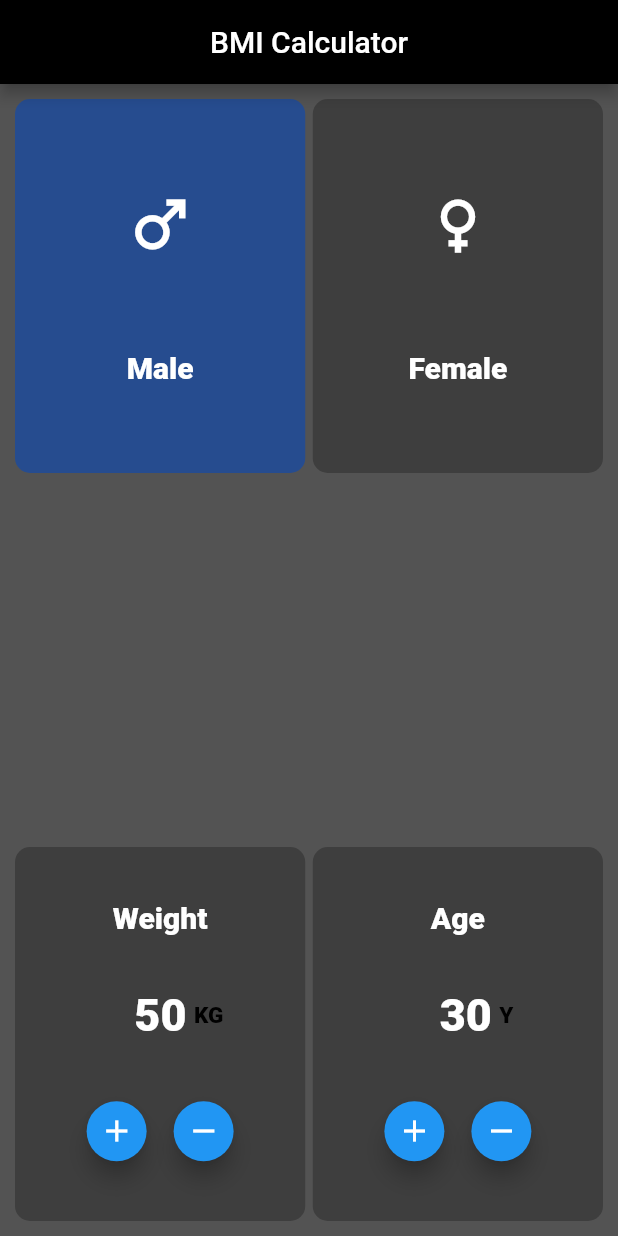
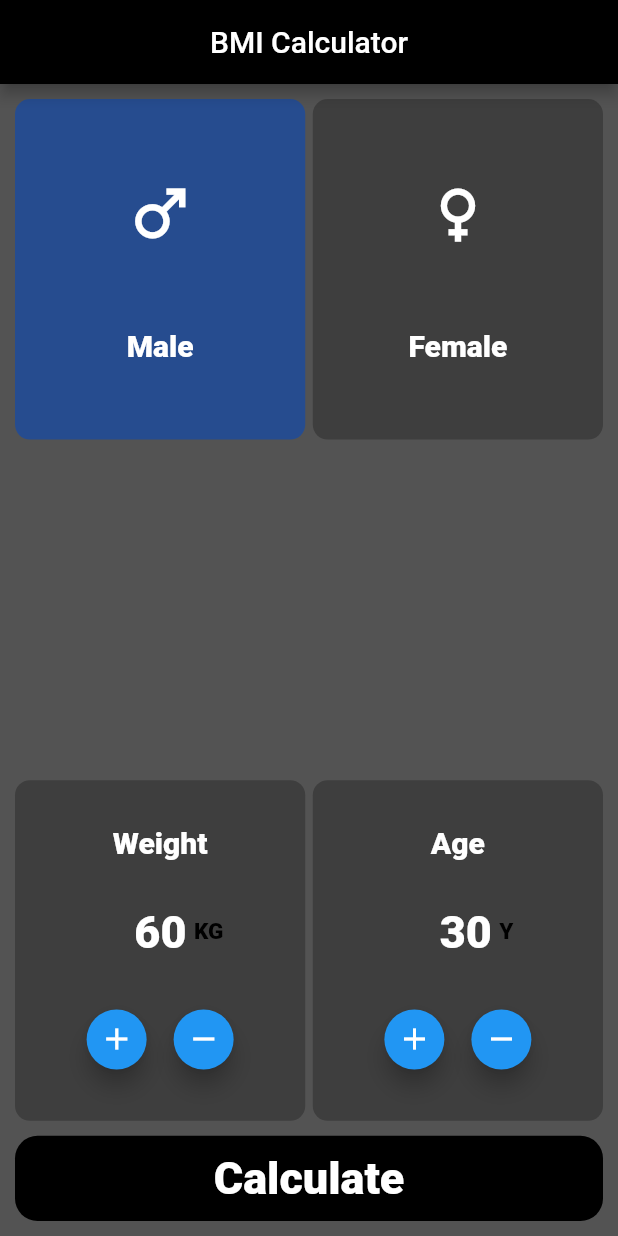
Before and after one commit to RamezHamdiSaeed/MyFlutterReference, a Flutter app: the screen it shows after launch, on a phone screen of 412 x 824 dp. Run offline on Flutter 3.47's test engine with Material 2 defaults, Android fonts, the light colour scheme and no system bars.

Commit message:
adding the router button to result screen

```diff
--- a/lib/app/components/counter_manipulator.dart
+++ /dev/null
@@ -1,89 +0,0 @@
-import 'package:flutter/material.dart';
-
-//! we used this component as a widget not like the other components since it has own state (counter) and we want to change it locally using setState without changing the state of the screen as a whole
-class CounterManipulator extends StatefulWidget {
-  final String text;
-  final String measureUnit;
-  final int counterDefaultValue;
-  const CounterManipulator(
-      {Key? key,
-      required this.text,
-      required this.counterDefaultValue,
-      required this.measureUnit})
-      : super(key: key);
-
-  @override
-  State<CounterManipulator> createState() => _CounterManipulatorState();
-}
-
-class _CounterManipulatorState extends State<CounterManipulator> {
-  int counter = 0;
-  @override
-  void initState() {
-    super.initState();
-    counter = widget.counterDefaultValue;
-  }
-
-  @override
-  Widget build(BuildContext context) {
-    return Expanded(
-        child: Container(
-      decoration: const BoxDecoration(
-          borderRadius: BorderRadius.all(Radius.circular(10)),
-          color: Colors.black26),
-      child: Column(
-        mainAxisAlignment: MainAxisAlignment.spaceEvenly,
-        children: [
-          Text(
-            widget.text,
-            style: Theme.of(context).textTheme.headline2,
-          ),
-          Padding(
-            padding: const EdgeInsets.only(left: 25.0),
-            child: Row(
-              mainAxisAlignment: MainAxisAlignment.center,
-              children: [
-                Text("$counter", style: Theme.of(context).textTheme.headline1),
-                const SizedBox(
-                  width: 5,
-                ),
-                Text(
-                  widget.measureUnit,
-                  style: Theme.of(context).textTheme.headline3,
-                )
-              ],
-            ),
-          ),
-          Row(
-            mainAxisAlignment: MainAxisAlignment.center,
-            children: [
-              FloatingActionButton(
-                onPressed: () {
-                  setState(
-                    () {
-                      counter++;
-                    },
-                  );
-                },
-                mini: true,
-                child: const Icon(Icons.add),
-              ),
-              const SizedBox(width: 10),
-              FloatingActionButton(
-                onPressed: () {
-                  setState(
-                    () {
-                      counter--;
-                    },
-                  );
-                },
-                mini: true,
-                child: const Icon(Icons.remove),
-              )
-            ],
-          )
-        ],
-      ),
-    ));
-  }
-}
--- a/lib/app/screens/home_page.dart
+++ b/lib/app/screens/home_page.dart
@@ -1,5 +1,5 @@
 import 'package:flutter/material.dart';
-import 'package:my_flutter_reference/app/components/counter_manipulator.dart';
+import 'package:my_flutter_reference/app/screens/result.dart';
 
 class HomePage extends StatefulWidget {
   const HomePage({Key? key}) : super(key: key);
@@ -10,6 +10,9 @@ class HomePage extends StatefulWidget {
 
 class _HomePageState extends State<HomePage> {
   bool isMale = true;
+  int age = 30;
+  int weightInKG = 60;
+  double heightInM = 1.6;
   @override
   Widget build(BuildContext context) {
     return Scaffold(
@@ -32,28 +35,121 @@ class _HomePageState extends State<HomePage> {
             ]),
             rowOfInputs([]),
             rowOfInputs([
-              const CounterManipulator(
-                text: "Weight",
-                counterDefaultValue: 50,
-                measureUnit: "KG",
+              counterManipulator(
+                "Weight",
+                "KG",
+                weightInKG,
               ),
               const SizedBox(
                 width: 5,
               ),
-              const CounterManipulator(
-                text: "Age",
-                counterDefaultValue: 30,
-                measureUnit: "Y",
+              counterManipulator(
+                "Age",
+                "Y",
+                age,
               )
-            ])
+            ]),
+            const SizedBox(
+              height: 10,
+            ),
+            Expanded(
+              child: GestureDetector(
+                onTap: () => Navigator.push(
+                    context,
+                    MaterialPageRoute(
+                        builder: (context) => Result(
+                            isMale: isMale,
+                            age: age,
+                            heightInM: heightInM,
+                            weightInKG: weightInKG))),
+                child: Container(
+                  width: double.infinity,
+                  height: MediaQuery.of(context).size.height / 30,
+                  decoration: const BoxDecoration(
+                      color: Colors.black,
+                      borderRadius: BorderRadius.all(Radius.circular(15))),
+                  child: Center(
+                    child: Text(
+                      "Calculate",
+                      style: Theme.of(context).textTheme.headline1,
+                    ),
+                  ),
+                ),
+              ),
+            )
           ],
         ),
       ))),
     );
   }
 
+  Expanded counterManipulator(
+      String text, String measureUnit, int counterDefaultValue) {
+    return Expanded(
+        child: Container(
+      decoration: const BoxDecoration(
+          borderRadius: BorderRadius.all(Radius.circular(10)),
+          color: Colors.black26),
+      child: Column(
+        mainAxisAlignment: MainAxisAlignment.spaceEvenly,
+        children: [
+          Text(
+            text,
+            style: Theme.of(context).textTheme.headline2,
+          ),
+          Padding(
+            padding: const EdgeInsets.only(left: 25.0),
+            child: Row(
+              mainAxisAlignment: MainAxisAlignment.center,
+              children: [
+                Text((text == "Weight") ? "$weightInKG" : "$age",
+                    style: Theme.of(context).textTheme.headline1),
+                const SizedBox(
+                  width: 5,
+                ),
+                Text(
+                  measureUnit,
+                  style: Theme.of(context).textTheme.headline3,
+                )
+              ],
+            ),
+          ),
+          Row(
+            mainAxisAlignment: MainAxisAlignment.center,
+            children: [
+              FloatingActionButton(
+                onPressed: () {
+                  setState(
+                    () {
+                      (text == "Weight") ? weightInKG++ : age++;
+                    },
+                  );
+                },
+                mini: true,
+                child: const Icon(Icons.add),
+              ),
+              const SizedBox(width: 10),
+              FloatingActionButton(
+                onPressed: () {
+                  setState(
+                    () {
+                      (text == "Weight") ? weightInKG-- : age--;
+                    },
+                  );
+                },
+                mini: true,
+                child: const Icon(Icons.remove),
+              )
+            ],
+          )
+        ],
+      ),
+    ));
+  }
+
   Expanded rowOfInputs(List<Widget> inputFields) {
     return Expanded(
+      flex: 4,
       child: Row(
         children: inputFields,
       ),
--- a/lib/app/screens/result.dart
+++ b/lib/app/screens/result.dart
@@ -1,6 +1,6 @@
 import 'package:flutter/material.dart';
 
-class Result extends StatelessWidget {
+class Result extends StatefulWidget {
   final bool isMale;
   final int age;
   final double heightInM;
@@ -13,8 +13,14 @@ class Result extends StatelessWidget {
     required this.heightInM,
     required this.weightInKG,
   }) : super(key: key);
+
+  @override
+  State<Result> createState() => _ResultState();
+}
+
+class _ResultState extends State<Result> {
   double get bMI {
-    return weightInKG / (heightInM * heightInM);
+    return widget.weightInKG / (widget.heightInM * widget.heightInM);
   }
 
   String get bMIMessage {
@@ -28,6 +34,11 @@ class Result extends StatelessWidget {
     else
       message = "thin";
     return message;
+  }
+
+  @override
+  void initState() {
+    super.initState();
   }
 
   @override
@@ -49,10 +60,10 @@ class Result extends StatelessWidget {
               child: Column(
                 mainAxisAlignment: MainAxisAlignment.spaceAround,
                 children: [
-                  Text("Gender : ${isMale ? "Male" : "Female"}"),
-                  Text("Age : $age years"),
-                  Text("weight : $weightInKG KG"),
-                  Text("Height : $heightInM m"),
+                  Text("Gender : ${widget.isMale ? "Male" : "Female"}"),
+                  Text("Age : ${widget.age} years"),
+                  Text("weight : ${widget.weightInKG} KG"),
+                  Text("Height : ${widget.heightInM} m"),
                   Text("BMI Number:${bMI.toStringAsFixed(2)}"),
                   Text("BMI : $bMIMessage"),
                 ],
```
Also changed, not shown: 1 other file.
